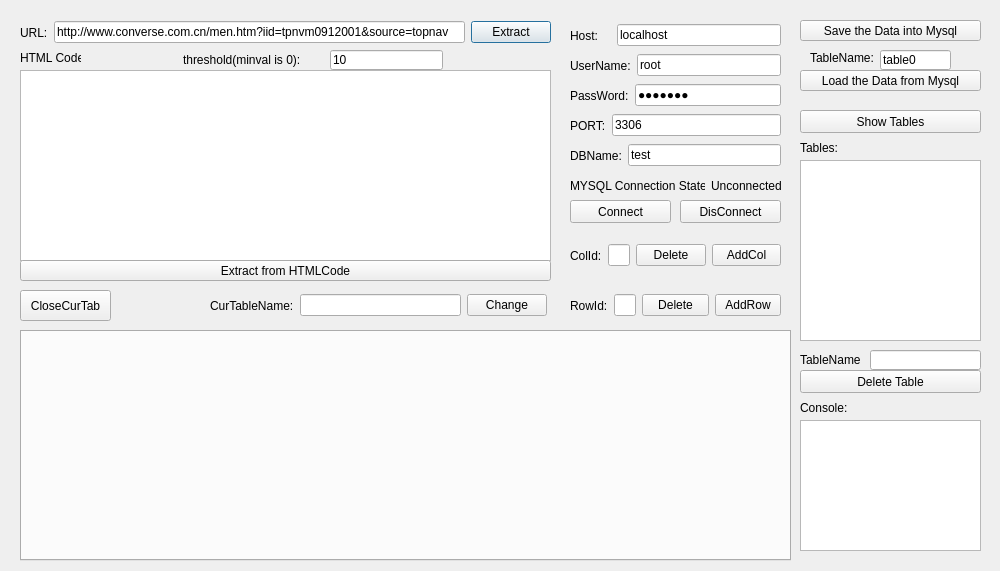
WebCatch/WebCatch-PythonVersion-, file MainWindow.ui: the form before one commit.
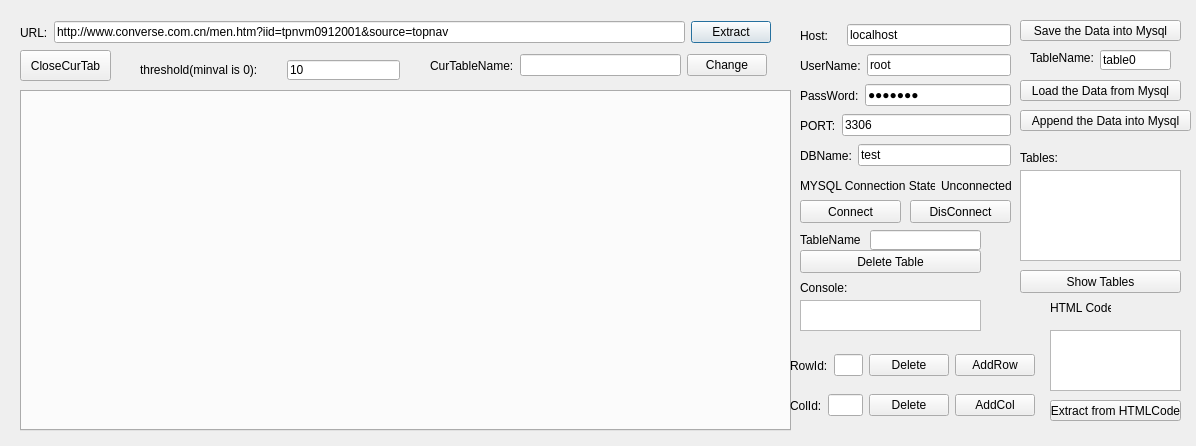
The form after the commit. Icons and pictures are not drawn.

Commit message: add function: append data into table

Diff of the .ui file:
```diff
--- a/MainWindow.ui
+++ b/MainWindow.ui
@@ -6,8 +6,8 @@
    <rect>
     <x>0</x>
     <y>0</y>
-    <width>1000</width>
-    <height>571</height>
+    <width>1196</width>
+    <height>446</height>
    </rect>
   </property>
   <property name="windowTitle">
@@ -22,7 +22,7 @@
     <rect>
      <x>20</x>
      <y>20</y>
-     <width>531</width>
+     <width>751</width>
      <height>25</height>
     </rect>
    </property>
@@ -54,16 +54,16 @@
    <property name="geometry">
     <rect>
      <x>800</x>
-     <y>420</y>
+     <y>300</y>
      <width>181</width>
-     <height>131</height>
+     <height>31</height>
     </rect>
    </property>
   </widget>
   <widget class="QWidget" name="horizontalLayoutWidget_3">
    <property name="geometry">
     <rect>
-     <x>570</x>
+     <x>800</x>
      <y>110</y>
      <width>211</width>
      <height>31</height>
@@ -89,7 +89,7 @@
   <widget class="QWidget" name="horizontalLayoutWidget_2">
    <property name="geometry">
     <rect>
-     <x>570</x>
+     <x>800</x>
      <y>50</y>
      <width>211</width>
      <height>31</height>
@@ -115,7 +115,7 @@
   <widget class="QWidget" name="horizontalLayoutWidget_4">
    <property name="geometry">
     <rect>
-     <x>570</x>
+     <x>800</x>
      <y>80</y>
      <width>211</width>
      <height>31</height>
@@ -144,7 +144,7 @@
   <widget class="QWidget" name="horizontalLayoutWidget_5">
    <property name="geometry">
     <rect>
-     <x>570</x>
+     <x>800</x>
      <y>140</y>
      <width>211</width>
      <height>31</height>
@@ -170,7 +170,7 @@
   <widget class="QWidget" name="horizontalLayoutWidget_6">
    <property name="geometry">
     <rect>
-     <x>570</x>
+     <x>800</x>
      <y>20</y>
      <width>211</width>
      <height>31</height>
@@ -203,7 +203,7 @@
   <widget class="QPushButton" name="btnConnect">
    <property name="geometry">
     <rect>
-     <x>570</x>
+     <x>800</x>
      <y>200</y>
      <width>101</width>
      <height>23</height>
@@ -216,9 +216,9 @@
   <widget class="QPushButton" name="btnSave">
    <property name="geometry">
     <rect>
-     <x>800</x>
+     <x>1020</x>
      <y>20</y>
-     <width>181</width>
+     <width>161</width>
      <height>21</height>
     </rect>
    </property>
@@ -229,7 +229,7 @@
   <widget class="QWidget" name="horizontalLayoutWidget_7">
    <property name="geometry">
     <rect>
-     <x>570</x>
+     <x>800</x>
      <y>170</y>
      <width>212</width>
      <height>31</height>
@@ -256,7 +256,7 @@
    <property name="geometry">
     <rect>
      <x>800</x>
-     <y>400</y>
+     <y>280</y>
      <width>111</width>
      <height>16</height>
     </rect>
@@ -268,7 +268,7 @@
   <widget class="QLineEdit" name="leTablename">
    <property name="geometry">
     <rect>
-     <x>880</x>
+     <x>1100</x>
      <y>50</y>
      <width>71</width>
      <height>20</height>
@@ -281,7 +281,7 @@
   <widget class="QLabel" name="label_11">
    <property name="geometry">
     <rect>
-     <x>810</x>
+     <x>1030</x>
      <y>50</y>
      <width>71</width>
      <height>16</height>
@@ -295,9 +295,9 @@
    <property name="geometry">
     <rect>
      <x>20</x>
-     <y>330</y>
+     <y>90</y>
      <width>771</width>
-     <height>231</height>
+     <height>341</height>
     </rect>
    </property>
    <property name="currentIndex">
@@ -307,9 +307,9 @@
   <widget class="QWidget" name="horizontalLayoutWidget_8">
    <property name="geometry">
     <rect>
-     <x>570</x>
-     <y>290</y>
-     <width>211</width>
+     <x>790</x>
+     <y>350</y>
+     <width>245</width>
      <height>31</height>
     </rect>
    </property>
@@ -343,9 +343,9 @@
   <widget class="QWidget" name="horizontalLayoutWidget_9">
    <property name="geometry">
     <rect>
-     <x>570</x>
-     <y>240</y>
-     <width>211</width>
+     <x>790</x>
+     <y>390</y>
+     <width>245</width>
      <height>31</height>
     </rect>
    </property>
@@ -379,9 +379,9 @@
   <widget class="QPushButton" name="btnLoad">
    <property name="geometry">
     <rect>
-     <x>800</x>
-     <y>70</y>
-     <width>181</width>
+     <x>1020</x>
+     <y>80</y>
+     <width>161</width>
      <height>21</height>
     </rect>
    </property>
@@ -392,18 +392,18 @@
   <widget class="QTextEdit" name="teHTMLCode">
    <property name="geometry">
     <rect>
-     <x>20</x>
-     <y>70</y>
-     <width>531</width>
-     <height>191</height>
+     <x>1050</x>
+     <y>330</y>
+     <width>131</width>
+     <height>61</height>
     </rect>
    </property>
   </widget>
   <widget class="QLabel" name="label_15">
    <property name="geometry">
     <rect>
-     <x>20</x>
-     <y>50</y>
+     <x>1050</x>
+     <y>300</y>
      <width>61</width>
      <height>16</height>
     </rect>
@@ -415,9 +415,9 @@
   <widget class="QPushButton" name="btnExtfromCode">
    <property name="geometry">
     <rect>
-     <x>20</x>
-     <y>260</y>
-     <width>531</width>
+     <x>1050</x>
+     <y>400</y>
+     <width>131</width>
      <height>21</height>
     </rect>
    </property>
@@ -428,8 +428,8 @@
   <widget class="QLineEdit" name="leThreshold">
    <property name="geometry">
     <rect>
-     <x>330</x>
-     <y>50</y>
+     <x>287</x>
+     <y>60</y>
      <width>113</width>
      <height>20</height>
     </rect>
@@ -441,8 +441,8 @@
   <widget class="QLabel" name="label_16">
    <property name="geometry">
     <rect>
-     <x>183</x>
-     <y>50</y>
+     <x>140</x>
+     <y>60</y>
      <width>141</width>
      <height>20</height>
     </rect>
@@ -454,7 +454,7 @@
   <widget class="QPushButton" name="btnDisConnect">
    <property name="geometry">
     <rect>
-     <x>680</x>
+     <x>910</x>
      <y>200</y>
      <width>101</width>
      <height>23</height>
@@ -467,8 +467,8 @@
   <widget class="QWidget" name="horizontalLayoutWidget_10">
    <property name="geometry">
     <rect>
-     <x>210</x>
-     <y>290</y>
+     <x>430</x>
+     <y>50</y>
      <width>337</width>
      <height>31</height>
     </rect>
@@ -497,7 +497,7 @@
    <property name="geometry">
     <rect>
      <x>20</x>
-     <y>290</y>
+     <y>50</y>
      <width>91</width>
      <height>31</height>
     </rect>
@@ -509,9 +509,9 @@
   <widget class="QPushButton" name="btnShowTables">
    <property name="geometry">
     <rect>
-     <x>800</x>
-     <y>110</y>
-     <width>181</width>
+     <x>1020</x>
+     <y>270</y>
+     <width>161</width>
      <height>23</height>
     </rect>
    </property>
@@ -522,18 +522,18 @@
   <widget class="QTextEdit" name="teTables">
    <property name="geometry">
     <rect>
-     <x>800</x>
-     <y>160</y>
-     <width>181</width>
-     <height>181</height>
+     <x>1020</x>
+     <y>170</y>
+     <width>161</width>
+     <height>91</height>
     </rect>
    </property>
   </widget>
   <widget class="QLabel" name="label_18">
    <property name="geometry">
     <rect>
-     <x>800</x>
-     <y>140</y>
+     <x>1020</x>
+     <y>150</y>
      <width>61</width>
      <height>16</height>
     </rect>
@@ -546,7 +546,7 @@
    <property name="geometry">
     <rect>
      <x>870</x>
-     <y>350</y>
+     <y>230</y>
      <width>111</width>
      <height>20</height>
     </rect>
@@ -556,7 +556,7 @@
    <property name="geometry">
     <rect>
      <x>800</x>
-     <y>350</y>
+     <y>230</y>
      <width>61</width>
      <height>20</height>
     </rect>
@@ -569,7 +569,7 @@
    <property name="geometry">
     <rect>
      <x>800</x>
-     <y>370</y>
+     <y>250</y>
      <width>181</width>
      <height>23</height>
     </rect>
@@ -578,6 +578,19 @@
     <string>Delete Table</string>
    </property>
   </widget>
+  <widget class="QPushButton" name="btnAppend">
+   <property name="geometry">
+    <rect>
+     <x>1020</x>
+     <y>110</y>
+     <width>171</width>
+     <height>21</height>
+    </rect>
+   </property>
+   <property name="text">
+    <string>Append the Data into Mysql</string>
+   </property>
+  </widget>
   <zorder>horizontalLayoutWidget</zorder>
   <zorder>teExctData</zorder>
   <zorder>horizontalLayoutWidget_3</zorder>
```
Left out of the diff: 15 changed lines with no effect on the pictures. The commit also changes 10 other files.
